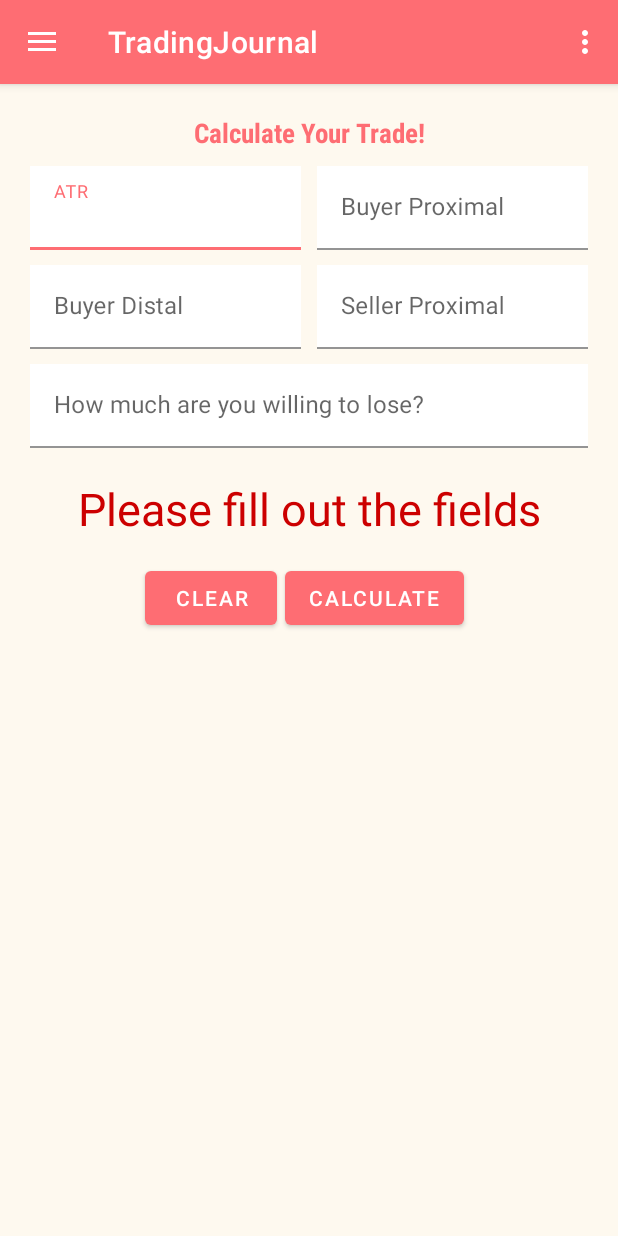
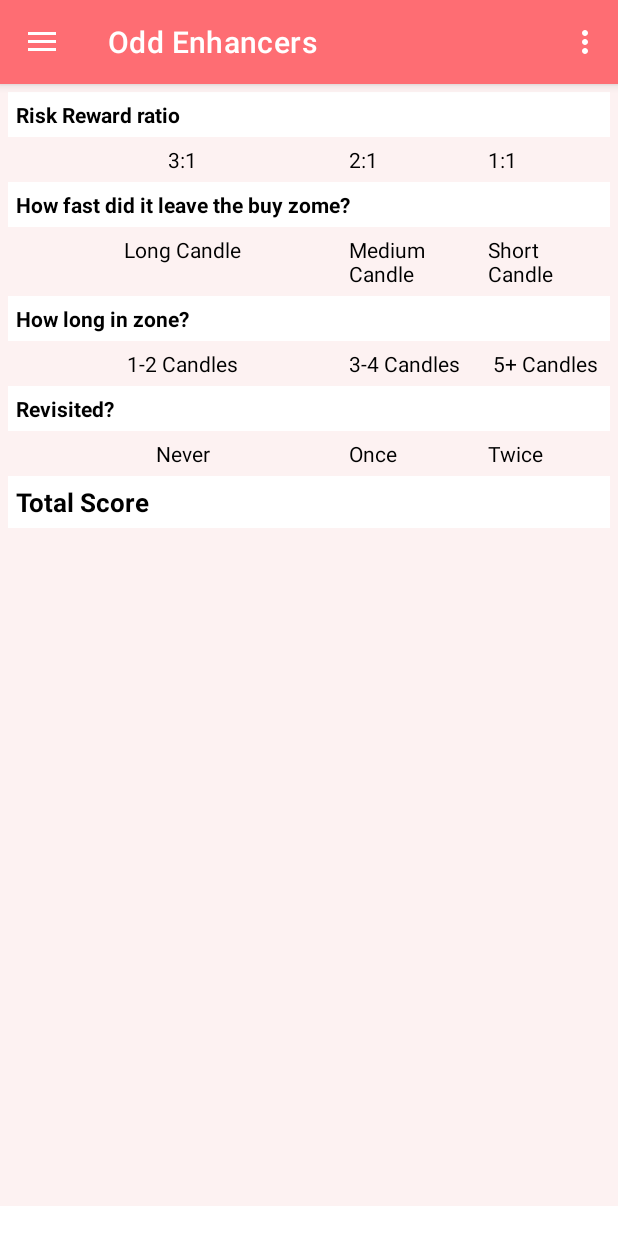
Before and after one commit to ducasse-k/TradingJournal, an Android app: the screen it shows after launch (MainActivity before the commit, OddEnhancersActivity after it), in the side drawer, after a tap on "Odd Enhancers", on a phone screen of 412 x 824 dp. Run offline under Robolectric (Android 15) with nearby library versions, the phone set to English and light mode, and no system bars.

Commit message:
Odd Enhancers Activity

```diff
--- a/app/src/main/AndroidManifest.xml
+++ b/app/src/main/AndroidManifest.xml
@@ -9,6 +9,9 @@
         android:roundIcon="@mipmap/ic_launcher_round"
         android:supportsRtl="true"
         android:theme="@style/Theme.TradingJournal">
+        <activity
+            android:name=".model.OddEnhancersActivity"
+            android:exported="false" />
         <activity
             android:name=".EditTradeActivity"
             android:exported="false" />
@@ -24,7 +27,7 @@
                 <category android:name="android.intent.category.LAUNCHER" />
             </intent-filter>
         </activity>
-        <activity android:name="BaseActivity" />
+        <activity android:name=".BaseActivity" />
     </application>
 
 </manifest>
--- a/app/src/main/java/com/example/tradingjournal/BaseActivity.java
+++ b/app/src/main/java/com/example/tradingjournal/BaseActivity.java
@@ -11,6 +11,7 @@ import androidx.appcompat.app.AppCompatActivity;
 import androidx.core.view.GravityCompat;
 import androidx.drawerlayout.widget.DrawerLayout;
 
+import com.example.tradingjournal.model.OddEnhancersActivity;
 import com.google.android.material.navigation.NavigationView;
 
 
@@ -71,7 +72,10 @@ public class BaseActivity extends AppCompatActivity implements NavigationView.On
                 Intent j = new Intent(this, MainActivity.class);
                 this.startActivity(j);
                 break;
-
+            case R.id.itemOddEnhancers:
+                Intent k = new Intent(this, OddEnhancersActivity.class);
+                this.startActivity(k);
+                break;
         }
         drawerLayout.closeDrawer(GravityCompat.START);
         return true;
--- /dev/null
+++ b/app/src/main/java/com/example/tradingjournal/model/OddEnhancersActivity.java
@@ -0,0 +1,102 @@
+package com.example.tradingjournal.model;
+
+import androidx.annotation.RequiresApi;
+import androidx.appcompat.app.ActionBar;
+import androidx.appcompat.app.AppCompatActivity;
+import androidx.appcompat.app.AppCompatDelegate;
+import androidx.core.graphics.TypefaceCompat;
+
+import android.graphics.Typeface;
+import android.graphics.drawable.ColorDrawable;
+import android.os.Build;
+import android.os.Bundle;
+import android.view.View;
+import android.widget.EditText;
+import android.widget.TableLayout;
+import android.widget.TableRow;
+import android.widget.TextView;
+
+import com.example.tradingjournal.BaseActivity;
+import com.example.tradingjournal.R;
+
+import org.w3c.dom.Text;
+
+import java.lang.reflect.Type;
+import java.util.HashMap;
+import java.util.Map;
+
+public class OddEnhancersActivity extends BaseActivity {
+
+    TableLayout tlOddEnhancers;
+    TextView tvOddEnhancerScore;
+    int childTableRowsCount;
+    int oddEnhancersScore;
+    int textViewCounts;
+
+    @Override
+    protected void onCreate(Bundle savedInstanceState) {
+        super.onCreate(savedInstanceState);
+        setContentView(R.layout.activity_odd_enhancers);
+        AppCompatDelegate.setDefaultNightMode(AppCompatDelegate.MODE_NIGHT_NO);
+        getWindow().getDecorView().setSystemUiVisibility(View.SYSTEM_UI_FLAG_LIGHT_STATUS_BAR);
+
+        ActionBar actionBar;
+        actionBar = getSupportActionBar();
+        actionBar.setTitle("Odd Enhancers");
+
+        oddEnhancersScore = 0;
+        tlOddEnhancers = findViewById(R.id.tlOddEnhancers);
+        tvOddEnhancerScore = findViewById(R.id.totalScore);
+        childTableRowsCount = tlOddEnhancers.getChildCount();
+
+        TableRow[] tableRows = new TableRow[childTableRowsCount];
+        for (int i = 0; i < tableRows.length; i++) {
+            TableRow tr = (TableRow) tlOddEnhancers.getChildAt(i);
+            tableRows[i] = tr;
+        }
+
+        Map<TextView, Boolean> oddEnhancers = new HashMap<TextView, Boolean>();
+
+
+        for (int i = 0; i < tableRows.length; i++) {
+            textViewCounts = tableRows[i].getChildCount();
+            for (int j = 0; j < textViewCounts; j++) {
+                TextView et = (TextView) tableRows[i].getChildAt(j);
+                oddEnhancers.put(et, false);
+            }
+        }
+
+
+        for (int i = 0; i < tableRows.length; i++) {
+            TableRow tr = (TableRow) tlOddEnhancers.getChildAt(i);
+            tableRows[i] = tr;
+        }
+
+        for (Map.Entry<TextView, Boolean> entry : oddEnhancers.entrySet()) {
+            TextView textView = entry.getKey();
+            String textViewName = this.getResources().getResourceEntryName(textView.getId());
+            textView.setOnClickListener(new View.OnClickListener() {
+                @RequiresApi(api = Build.VERSION_CODES.N)
+                @Override
+                public void onClick(View v) {
+                    oddEnhancers.replace(textView, !entry.getValue());
+                    boolean isRelevant = textViewName.contains("0") || textViewName.contains("1") || textViewName.contains("2");
+                    if (entry.getValue()) {
+                        if (isRelevant) {
+                            textView.setTypeface(null, Typeface.BOLD);
+                            if (textViewName.contains("1")) oddEnhancersScore += 1;
+                            if (textViewName.contains("2")) oddEnhancersScore += 2;
+                        }
+                    } else {
+                        if (isRelevant) {
+                            textView.setTypeface(null, Typeface.NORMAL);
+                            if (textViewName.contains("1")) oddEnhancersScore -= 1;
+                            if (textViewName.contains("2")) oddEnhancersScore -= 2;
+                        }
+                    }
+                    tvOddEnhancerScore.setText(String.valueOf(oddEnhancersScore));
+                }
+            });
+        }
+    }
+}
--- /dev/null
+++ b/app/src/main/res/layout/activity_odd_enhancers.xml
@@ -0,0 +1,222 @@
+<?xml version="1.0" encoding="utf-8"?>
+<androidx.drawerlayout.widget.DrawerLayout xmlns:android="http://schemas.android.com/apk/res/android"
+    xmlns:app="http://schemas.android.com/apk/res-auto"
+    xmlns:tools="http://schemas.android.com/tools"
+    android:id="@+id/my_drawer_layout"
+    android:layout_width="match_parent"
+    android:layout_height="match_parent"
+    tools:context=".MainActivity"
+    tools:ignore="HardcodedText">
+
+    <TableLayout
+        android:id="@+id/tlOddEnhancers"
+        android:layout_width="fill_parent"
+        android:layout_height="wrap_content"
+        android:layout_marginBottom="20dp"
+        android:background="#fdf2f2"
+        android:padding="5dp">
+
+        <TableRow android:padding="5dp"
+            android:background="@color/white"
+            >
+
+            <TextView
+                android:id="@+id/titleRRRatio"
+                android:layout_width="wrap_content"
+                android:layout_height="wrap_content"
+                android:text="Risk Reward ratio"
+                android:textColor="@color/black"
+                android:textStyle="bold" />
+        </TableRow>
+
+        <TableRow android:padding="5dp">
+
+            <TextView
+                android:id="@+id/rr2Points"
+                android:layout_width="wrap_content"
+                android:layout_height="wrap_content"
+                android:layout_weight=".3"
+                android:text="3:1"
+                android:textAlignment="center"
+                android:textColor="@color/black" />
+
+            <TextView
+                android:id="@+id/rr1Points"
+                android:layout_width="wrap_content"
+                android:layout_height="wrap_content"
+                android:layout_weight="1"
+                android:text="2:1"
+                android:textColor="@color/black" />
+
+            <TextView
+                android:id="@+id/rr1Point"
+                android:layout_width="wrap_content"
+                android:layout_height="wrap_content"
+                android:layout_weight="1"
+                android:text="1:1"
+                android:textColor="@color/black" />
+        </TableRow>
+
+        <TableRow
+            android:background="@color/white"
+            android:padding="5dp">
+
+            <TextView
+                android:id="@+id/tvtitleFast"
+                android:layout_width="wrap_content"
+                android:layout_height="wrap_content"
+                android:layout_weight="1"
+                android:text="How fast did it leave the buy zome?"
+                android:textColor="@color/black"
+                android:textStyle="bold" />
+        </TableRow>
+
+        <TableRow android:padding="5dp">
+
+            <TextView
+                android:id="@+id/fast2Points"
+                android:layout_width="wrap_content"
+                android:layout_height="wrap_content"
+                android:layout_weight=".3"
+                android:textAlignment="center"
+                android:text="Long Candle"
+                android:textColor="@color/black" />
+
+            <TextView
+                android:id="@+id/fast1Point"
+                android:layout_width="wrap_content"
+                android:layout_height="wrap_content"
+                android:layout_weight="1"
+                android:text="Medium Candle"
+                android:textColor="@color/black" />
+
+            <TextView
+                android:id="@+id/fast0Points"
+                android:layout_width="wrap_content"
+                android:layout_height="wrap_content"
+                android:layout_weight="1"
+                android:text="Short Candle"
+                android:textColor="@color/black" />
+        </TableRow>
+
+        <TableRow
+            android:background="@color/white"
+            android:padding="5dp">
+
+            <TextView
+                android:id="@+id/tvTitleZone"
+                android:layout_width="wrap_content"
+                android:layout_height="wrap_content"
+                android:layout_weight="1"
+                android:text="How long in zone?"
+                android:textColor="@color/black"
+                android:textStyle="bold" />
+        </TableRow>
+
+        <TableRow
+            android:layout_height="wrap_content"
+            android:padding="5dp">
+
+            <TextView
+                android:id="@+id/zone2Points"
+                android:layout_width="wrap_content"
+                android:layout_height="wrap_content"
+                android:layout_weight=".3"
+                android:text="1-2 Candles"
+                android:textAlignment="center"
+                android:textColor="@color/black" />
+
+            <TextView
+                android:id="@+id/zone1Point"
+                android:layout_width="wrap_content"
+                android:layout_height="wrap_content"
+                android:layout_weight="1"
+                android:text="3-4 Candles"
+                android:textColor="@color/black" />
+
+            <TextView
+                android:id="@+id/zone0Points"
+                android:layout_width="wrap_content"
+                android:layout_height="wrap_content"
+                android:layout_weight="1"
+                android:text="5+ Candles"
+                android:textAlignment="center"
+                android:textColor="@color/black" />
+        </TableRow>
+
+        <TableRow
+            android:background="@color/white"
+            android:padding="5dp">
+
+            <TextView
+                android:id="@+id/tvTitleRevisited"
+                android:layout_width="wrap_content"
+                android:layout_height="wrap_content"
+                android:layout_weight="1"
+                android:text="Revisited?"
+                android:textColor="@color/black"
+                android:textStyle="bold" />
+        </TableRow>
+
+        <TableRow
+            android:layout_height="wrap_content"
+            android:padding="5dp">
+
+            <TextView
+                android:id="@+id/revisited2Points"
+                android:layout_width="wrap_content"
+                android:layout_height="wrap_content"
+                android:layout_weight=".3"
+                android:text="Never"
+                android:textAlignment="center"
+                android:textColor="@color/black" />
+
+            <TextView
+                android:id="@+id/revisited1Point"
+                android:layout_width="wrap_content"
+                android:layout_height="wrap_content"
+                android:layout_weight="1"
+                android:text="Once"
+                android:textColor="@color/black" />
+
+            <TextView
+                android:id="@+id/revisited0Points"
+                android:layout_width="wrap_content"
+                android:layout_height="wrap_content"
+                android:layout_weight="1"
+                android:text="Twice"
+                android:textColor="@color/black" />
+        </TableRow>
+
+        <TableRow
+            android:background="@color/white"
+            android:padding="5dp">
+
+            <TextView
+                android:id="@+id/tvTitleScore"
+                android:layout_width="wrap_content"
+                android:layout_height="wrap_content"
+                android:layout_weight="1"
+                android:textSize="17dp"
+                android:text="Total Score"
+                android:textColor="@color/black"
+                android:textStyle="bold" />
+
+            <TextView
+                android:id="@+id/totalScore"
+                android:textSize="17dp"
+                android:layout_width="wrap_content"
+                android:layout_height="wrap_content"
+                android:layout_weight="1"
+                android:text=""
+                android:textColor="@color/black" />
+        </TableRow>
+    </TableLayout>
+
+    <com.google.android.material.navigation.NavigationView
+        android:id="@+id/nav_view"
+        android:layout_width="wrap_content"
+        android:layout_height="match_parent"
+        android:layout_gravity="start"
+        app:menu="@menu/navigation_menu" />
+</androidx.drawerlayout.widget.DrawerLayout>
--- a/app/src/main/res/layout/one_line_trade_journal.xml
+++ b/app/src/main/res/layout/one_line_trade_journal.xml
@@ -192,7 +192,7 @@
         <TextView
             android:id="@+id/tv_Loss"
             android:layout_width="wrap_content"
-            android:layout_height="29dp"
+            android:layout_height="wrap_content"
             android:layout_weight="1"
             android:text="Location" />
     </TableRow>
```
